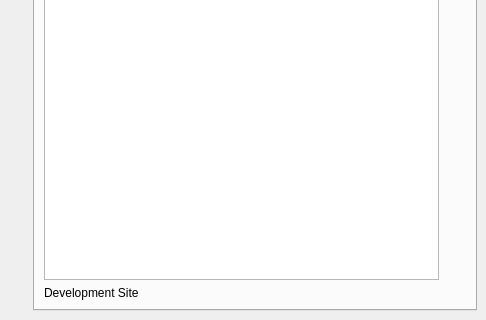
This is qcity/ui/dockwidget_main.ui in north-road/QCity as Qt 5 draws it before an edit; both pictures show x 0 to 486 and y 449 to 769 of the 486 by 769 pixel window. The edited form follows.
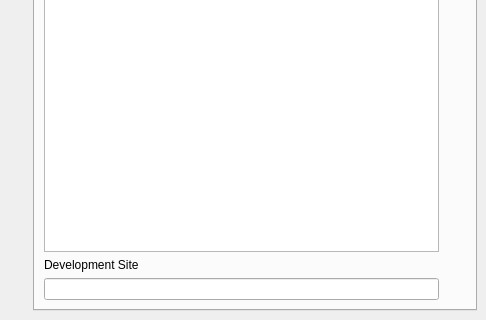
This is the edited form. The open tabs and pages were chosen to show the change. Custom widgets are drawn as their Qt base class.

Commit message: Implement remove development site button functionality

```diff
--- a/qcity/ui/dockwidget_main.ui
+++ b/qcity/ui/dockwidget_main.ui
@@ -560,6 +560,12 @@
             </property>
            </widget>
           </item>
+          <item row="4" column="0">
+           <widget class="QListWidget" name="listWidget_development_sites"/>
+          </item>
+          <item row="8" column="0">
+           <widget class="QLineEdit" name="lineEdit_current_development_site"/>
+          </item>
          </layout>
         </item>
        </layout>
```
Left out of the diff: 3 changed lines with no effect on the pictures. The commit also changes 2 other files.
